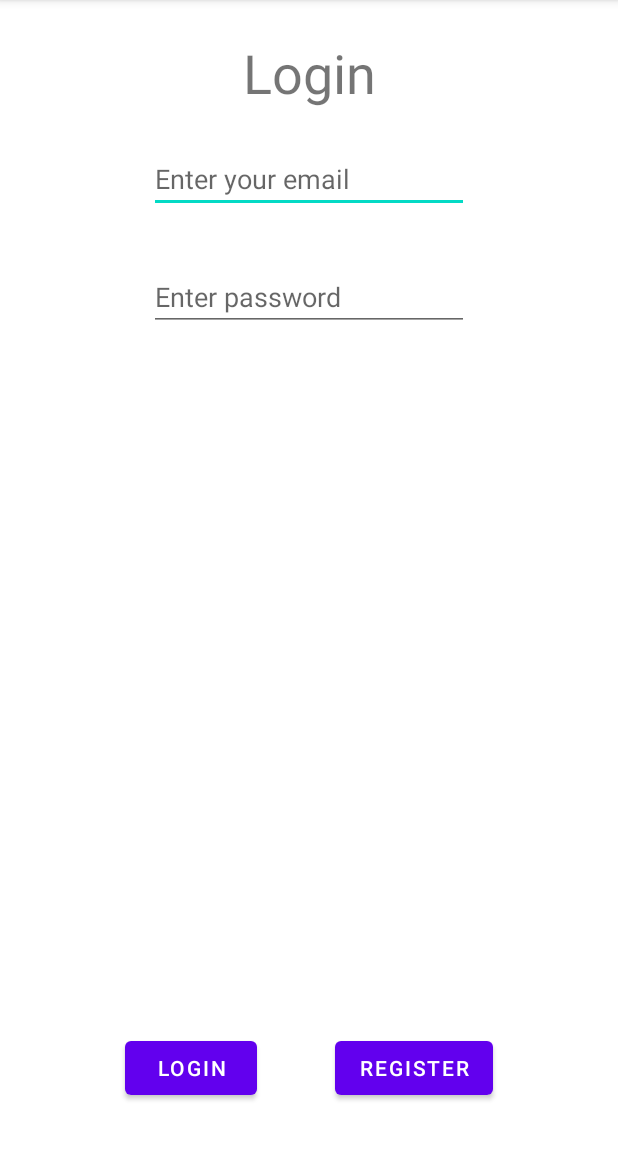
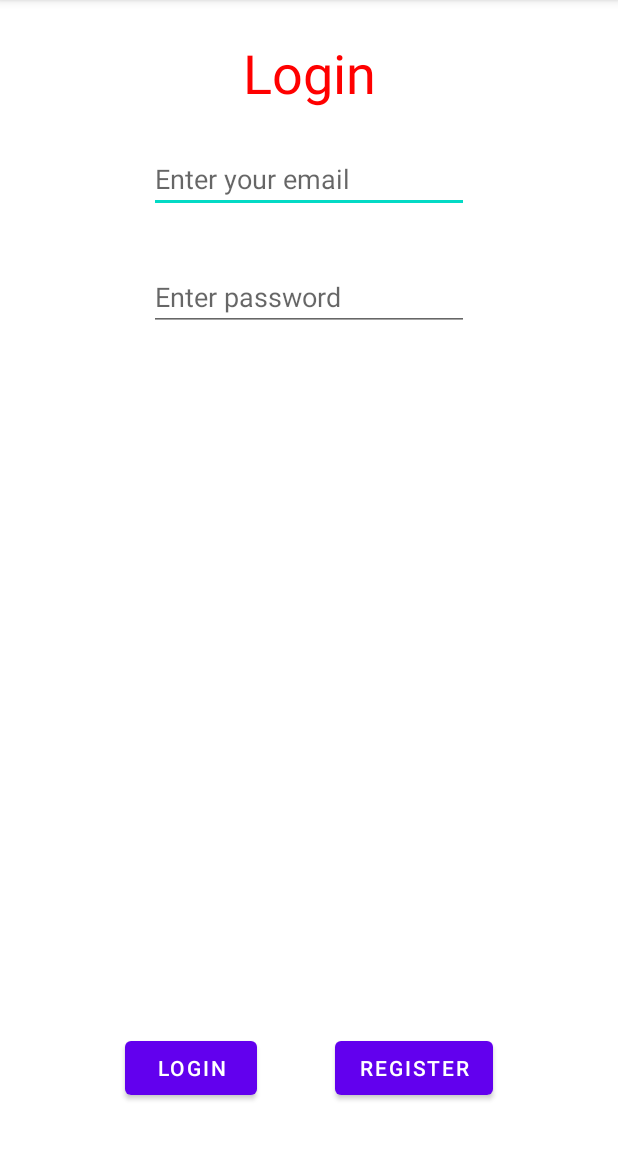
Before and after one commit to lavyB/AuthenticationProject, an Android app: the screen it shows after launch (LoginActivity), on a phone screen of 412 x 824 dp, the part 84-1236 px from its top. Run offline under Robolectric (Android 15) with nearby library versions, the phone set to English and light mode, and no system bars; our stand-ins replace Firebase (no records; nobody signed in at launch, a user with empty details on screens opened directly).

Commit message:
Changed Color of text to red

```diff
--- a/app/src/main/res/layout/activity_login.xml
+++ b/app/src/main/res/layout/activity_login.xml
@@ -65,6 +65,7 @@
         android:textSize="36sp"
         app:layout_constraintEnd_toEndOf="parent"
         app:layout_constraintStart_toStartOf="parent"
-        app:layout_constraintTop_toTopOf="parent" />
+        app:layout_constraintTop_toTopOf="parent"
+        android:textColor="#FF0000"/>
 
 </androidx.constraintlayout.widget.ConstraintLayout>
```
